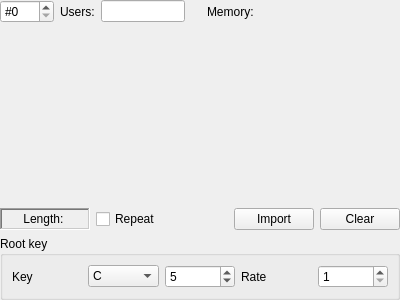
This is BambooTracker/gui/instrument_editor/adpcm_sample_editor.ui in BambooTracker/BambooTracker as Qt 5 draws it before an edit. The edited form follows.
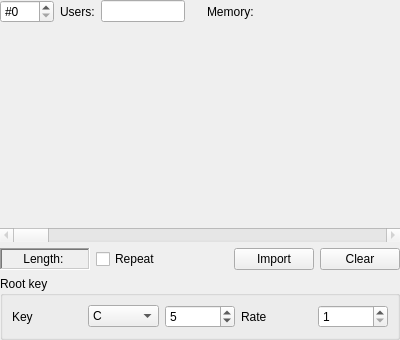
This is the edited form. Icons and pictures are not drawn.

Commit message: Add sample length edit

```diff
--- a/BambooTracker/gui/instrument_editor/adpcm_sample_editor.ui
+++ b/BambooTracker/gui/instrument_editor/adpcm_sample_editor.ui
@@ -7,7 +7,7 @@
     <x>0</x>
     <y>0</y>
     <width>400</width>
-    <height>300</height>
+    <height>340</height>
    </rect>
   </property>
   <property name="acceptDrops">
@@ -97,6 +97,11 @@
     </layout>
    </item>
    <item>
+    <layout class="QVBoxLayout" name="verticalLayout_2">
+     <property name="spacing">
+      <number>0</number>
+     </property>
+     <item>
     <widget class="QWidget" name="sampleViewWidget" native="true">
      <property name="sizePolicy">
       <sizepolicy hsizetype="Preferred" vsizetype="Expanding">
@@ -107,6 +112,18 @@
     </widget>
    </item>
    <item>
+      <widget class="QScrollBar" name="horizontalScrollBar">
+       <property name="enabled">
+        <bool>false</bool>
+       </property>
+       <property name="orientation">
+        <enum>Qt::Horizontal</enum>
+       </property>
+      </widget>
+     </item>
+    </layout>
+   </item>
+   <item>
     <layout class="QHBoxLayout" name="horizontalLayout_10">
      <item>
       <widget class="QLabel" name="lengthLabel">
```
Left out of the diff: 13 changed lines with no effect on the pictures. Lines whose indentation alone changed are shown as unchanged. The commit also changes 10 other files.
